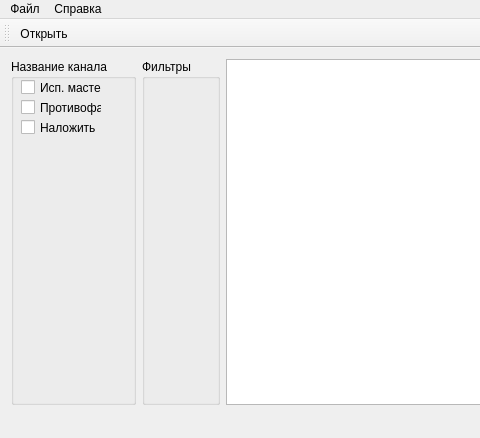
This is mainwindow.ui in MartMoiseev/mbfilter as Qt 5 draws it before an edit; both pictures show x 0 to 480 and y 0 to 438 of the 844 by 438 pixel window. The edited form follows.
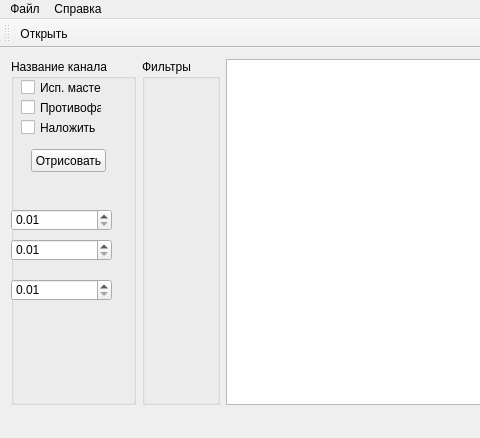
This is the edited form. Custom widgets are drawn as their Qt base class.

Patch:
```diff
--- a/mainwindow.ui
+++ b/mainwindow.ui
@@ -61,6 +61,76 @@
           <string>Наложить</string>
          </property>
         </widget>
+        <widget class="QPushButton" name="pushButton">
+         <property name="geometry">
+          <rect>
+           <x>20</x>
+           <y>90</y>
+           <width>75</width>
+           <height>23</height>
+          </rect>
+         </property>
+         <property name="text">
+          <string>Отрисовать</string>
+         </property>
+        </widget>
+        <widget class="QDoubleSpinBox" name="xZoom">
+         <property name="geometry">
+          <rect>
+           <x>0</x>
+           <y>150</y>
+           <width>101</width>
+           <height>22</height>
+          </rect>
+         </property>
+         <property name="minimum">
+          <double>0.010000000000000</double>
+         </property>
+         <property name="maximum">
+          <double>10.000000000000000</double>
+         </property>
+         <property name="singleStep">
+          <double>0.100000000000000</double>
+         </property>
+        </widget>
+        <widget class="QDoubleSpinBox" name="yZoom">
+         <property name="geometry">
+          <rect>
+           <x>0</x>
+           <y>180</y>
+           <width>101</width>
+           <height>22</height>
+          </rect>
+         </property>
+         <property name="minimum">
+          <double>0.010000000000000</double>
+         </property>
+         <property name="maximum">
+          <double>1.000000000000000</double>
+         </property>
+         <property name="singleStep">
+          <double>0.100000000000000</double>
+         </property>
+        </widget>
+        <widget class="QDoubleSpinBox" name="widthZoom">
+         <property name="geometry">
+          <rect>
+           <x>0</x>
+           <y>220</y>
+           <width>101</width>
+           <height>22</height>
+          </rect>
+         </property>
+         <property name="minimum">
+          <double>0.010000000000000</double>
+         </property>
+         <property name="maximum">
+          <double>1.000000000000000</double>
+         </property>
+         <property name="singleStep">
+          <double>0.100000000000000</double>
+         </property>
+        </widget>
        </widget>
       </item>
       <item>
@@ -135,6 +205,13 @@
   </action>
  </widget>
  <layoutdefault spacing="6" margin="11"/>
+ <customwidgets>
+  <customwidget>
+   <class>Chart</class>
+   <extends>QGraphicsView</extends>
+   <header>chart.h</header>
+  </customwidget>
+ </customwidgets>
  <resources/>
  <connections/>
 </ui>
```
Left out of the diff: 2 changed lines with no effect on the pictures.
